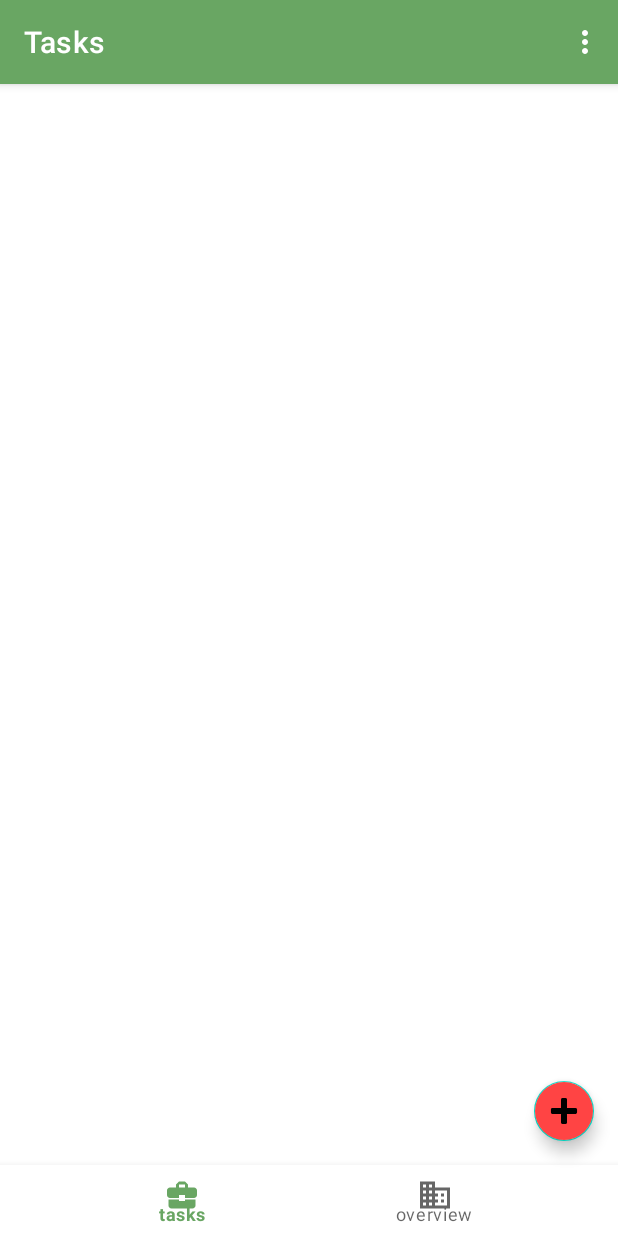
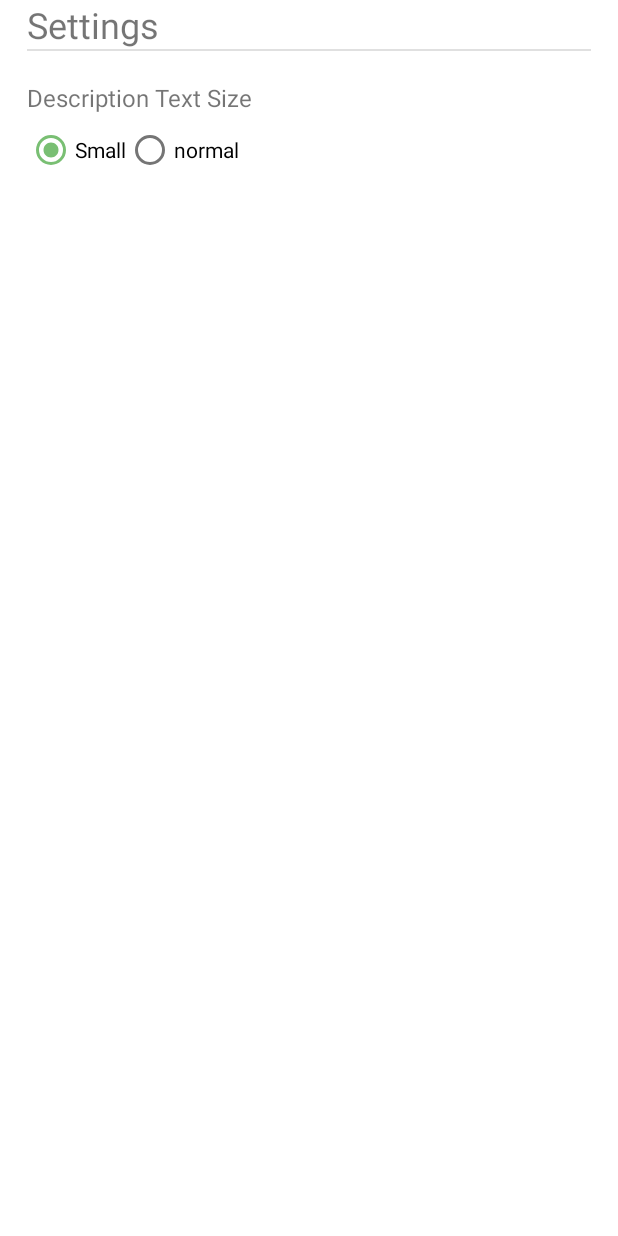
Before and after one commit to SpurNut/House-Keeper, an Android app: the screen it shows after launch (MainActivity before the commit, SettingsActivity after it), in the options menu, after a tap on "Settings", on a phone screen of 412 x 824 dp. Run offline under Robolectric (Android 15) with nearby library versions, the phone set to English and light mode, and no system bars; our stand-ins replace Room's generated code, navigation-ui.

Commit message:
Added settings activity and sharedpreferences with use of Livedata

```diff
--- a/app/build.gradle
+++ b/app/build.gradle
@@ -46,6 +46,8 @@ dependencies {
     // Espresso and UI Testing
     implementation deps.support.app_compat
     implementation deps.constraint_layout
+    implementation 'androidx.appcompat:appcompat:1.0.2'
+    implementation 'androidx.constraintlayout:constraintlayout:1.1.3'
     androidTestImplementation deps.atsl.ext_junit
     androidTestImplementation deps.mockito.android
     androidTestImplementation deps.espresso.core
--- a/app/src/main/java/com/spurnut/housekeeper/MainActivity.kt
+++ b/app/src/main/java/com/spurnut/housekeeper/MainActivity.kt
@@ -1,5 +1,6 @@
 package com.spurnut.housekeeper
 
+import android.content.Intent
 import android.os.Bundle
 import android.view.Menu
 import android.view.MenuItem
@@ -34,7 +35,7 @@ class MainActivity : AppCompatActivity(), NavigationView.OnNavigationItemSelecte
         setSupportActionBar(toolbar)
 
         val fab: FloatingActionButton = findViewById(R.id.fab)
-        fab.setOnClickListener { view ->
+        fab.setOnClickListener {
             val fragmentManager = supportFragmentManager
             CreateTaskDialog().show(fragmentManager, null)
         }
@@ -110,7 +111,11 @@ class MainActivity : AppCompatActivity(), NavigationView.OnNavigationItemSelecte
         // automatically handle clicks on the Home/Up button, so long
         // as you specify a parent activity in AndroidManifest.xml.
         return when (item.itemId) {
-            R.id.action_settings -> true
+            R.id.action_settings -> {
+                val intent = Intent(this, SettingsActivity::class.java)
+                this.startActivity(intent)
+                return true
+            }
             else -> super.onOptionsItemSelected(item)
         }
     }
--- /dev/null
+++ b/app/src/main/java/com/spurnut/housekeeper/SettingsActivity.kt
@@ -0,0 +1,59 @@
+package com.spurnut.housekeeper
+
+import android.content.Context
+import android.content.SharedPreferences
+import androidx.appcompat.app.AppCompatActivity
+import android.os.Bundle
+import android.view.View
+import android.widget.RadioButton
+import android.widget.RadioGroup
+import androidx.lifecycle.Observer
+import com.spurnut.housekeeper.database.viewmodel.intLiveData
+
+class SettingsActivity : AppCompatActivity() {
+
+    lateinit var sharedPref: SharedPreferences
+
+    override fun onCreate(savedInstanceState: Bundle?) {
+        super.onCreate(savedInstanceState)
+        setContentView(R.layout.activity_settings)
+        sharedPref = getSharedPreferences(
+                getString(R.string.user_config), Context.MODE_PRIVATE)
+
+        sharedPref.intLiveData(getString(R.string.description_text_size), 12).observe(this, Observer { size ->
+            val radioGroup = findViewById<RadioGroup>(R.id.radio_group_description_text_size)
+            if (size > 12) {
+                radioGroup.check(R.id.radio_description_text_normal)
+            } else {
+                radioGroup.check(R.id.radio_description_text_small)
+            }
+        })
+
+    }
+
+    fun onRadioButtonClicked(view: View) {
+        if (view is RadioButton) {
+            // Is the button now checked?
+            val checked = view.isChecked
+
+            // Check which radio button was clicked
+            when (view.getId()) {
+                R.id.radio_description_text_small ->
+                    if (checked) {
+                        writeToDefaultSharedPreferences(12)
+                    }
+                R.id.radio_description_text_normal ->
+                    if (checked) {
+                        writeToDefaultSharedPreferences(16)
+                    }
+            }
+        }
+    }
+
+    fun writeToDefaultSharedPreferences(size: Int) {
+        with(sharedPref.edit()) {
+            putInt(getString(R.string.description_text_size), size)
+            apply()
+        }
+    }
+}
--- /dev/null
+++ b/app/src/main/java/com/spurnut/housekeeper/database/viewmodel/LiveSharedPreferences.kt
@@ -0,0 +1,67 @@
+package com.spurnut.housekeeper.database.viewmodel
+//https://gist.github.com/rharter/1df1cd72ce4e9d1801bd2d49f2a96810
+
+import android.content.SharedPreferences
+import androidx.lifecycle.LiveData
+
+abstract class SharedPreferenceLiveData<T>(val sharedPrefs: SharedPreferences,
+                                           val key: String,
+                                           val defValue: T) : LiveData<T>() {
+    private val preferenceChangeListener = SharedPreferences.OnSharedPreferenceChangeListener { sharedPreferences, key ->
+        if (key == this.key) {
+            value = getValueFromPreferences(key, defValue)
+        }
+    }
+    abstract fun getValueFromPreferences(key: String, defValue: T): T
+    override fun onActive() {
+        super.onActive()
+        value = getValueFromPreferences(key, defValue)
+        sharedPrefs.registerOnSharedPreferenceChangeListener(preferenceChangeListener)
+    }
+    override fun onInactive() {
+        sharedPrefs.unregisterOnSharedPreferenceChangeListener(preferenceChangeListener)
+        super.onInactive()
+    }
+}
+class SharedPreferenceIntLiveData(sharedPrefs: SharedPreferences, key: String, defValue: Int) :
+        SharedPreferenceLiveData<Int>(sharedPrefs, key, defValue) {
+    override fun getValueFromPreferences(key: String, defValue: Int): Int = sharedPrefs.getInt(key, defValue)
+}
+class SharedPreferenceStringLiveData(sharedPrefs: SharedPreferences, key: String, defValue: String) :
+        SharedPreferenceLiveData<String>(sharedPrefs, key, defValue) {
+    override fun getValueFromPreferences(key: String, defValue: String): String = sharedPrefs.getString(key, defValue)
+}
+class SharedPreferenceBooleanLiveData(sharedPrefs: SharedPreferences, key: String, defValue: Boolean) :
+        SharedPreferenceLiveData<Boolean>(sharedPrefs, key, defValue) {
+    override fun getValueFromPreferences(key: String, defValue: Boolean): Boolean = sharedPrefs.getBoolean(key, defValue)
+}
+class SharedPreferenceFloatLiveData(sharedPrefs: SharedPreferences, key: String, defValue: Float) :
+        SharedPreferenceLiveData<Float>(sharedPrefs, key, defValue) {
+    override fun getValueFromPreferences(key: String, defValue: Float): Float = sharedPrefs.getFloat(key, defValue)
+}
+class SharedPreferenceLongLiveData(sharedPrefs: SharedPreferences, key: String, defValue: Long) :
+        SharedPreferenceLiveData<Long>(sharedPrefs, key, defValue) {
+    override fun getValueFromPreferences(key: String, defValue: Long): Long = sharedPrefs.getLong(key, defValue)
+}
+class SharedPreferenceStringSetLiveData(sharedPrefs: SharedPreferences, key: String, defValue: Set<String>) :
+        SharedPreferenceLiveData<Set<String>>(sharedPrefs, key, defValue) {
+    override fun getValueFromPreferences(key: String, defValue: Set<String>): Set<String> = sharedPrefs.getStringSet(key, defValue)
+}
+fun SharedPreferences.intLiveData(key: String, defValue: Int): SharedPreferenceLiveData<Int> {
+    return SharedPreferenceIntLiveData(this, key, defValue)
+}
+fun SharedPreferences.stringLiveData(key: String, defValue: String): SharedPreferenceLiveData<String> {
+    return SharedPreferenceStringLiveData(this, key, defValue)
+}
+fun SharedPreferences.booleanLiveData(key: String, defValue: Boolean): SharedPreferenceLiveData<Boolean> {
+    return SharedPreferenceBooleanLiveData(this, key, defValue)
+}
+fun SharedPreferences.floatLiveData(key: String, defValue: Float): SharedPreferenceLiveData<Float> {
+    return SharedPreferenceFloatLiveData(this, key, defValue)
+}
+fun SharedPreferences.longLiveData(key: String, defValue: Long): SharedPreferenceLiveData<Long> {
+    return SharedPreferenceLongLiveData(this, key, defValue)
+}
+fun SharedPreferences.stringSetLiveData(key: String, defValue: Set<String>): SharedPreferenceLiveData<Set<String>> {
+    return SharedPreferenceStringSetLiveData(this, key, defValue)
+}
--- a/app/src/main/java/com/spurnut/housekeeper/tasksscreen/TaskFragment.kt
+++ b/app/src/main/java/com/spurnut/housekeeper/tasksscreen/TaskFragment.kt
@@ -1,5 +1,6 @@
 package com.spurnut.housekeeper.tasksscreen
 
+import android.content.Context
 import android.os.Bundle
 import android.view.LayoutInflater
 import android.view.View
@@ -11,6 +12,7 @@ import androidx.recyclerview.widget.RecyclerView
 import com.spurnut.housekeeper.R
 import com.spurnut.housekeeper.database.enity.Task
 import com.spurnut.housekeeper.database.viewmodel.TaskOverviewViewModel
+import com.spurnut.housekeeper.database.viewmodel.intLiveData
 
 class TaskFragment : Fragment(), Callback<String, Task> {
 
@@ -36,6 +38,13 @@ class TaskFragment : Fragment(), Callback<String, Task> {
             adapter = viewAdapter
         }
 
+        val sharedPref = this.context!!.getSharedPreferences(
+                this.context?.resources?.getString(R.string.user_config), Context.MODE_PRIVATE)
+
+        sharedPref!!.intLiveData(this.context!!.resources!!.getString(R.string.description_text_size), 12).observe(this, Observer { size ->
+            viewAdapter.setDescriptionSize(size)
+        })
+
         return view
     }
 
@@ -43,7 +52,7 @@ class TaskFragment : Fragment(), Callback<String, Task> {
 
         if (data.containsKey("complete")) {
 
-            val task = data["complete"]!!
+            val task = data["complete"] ?: error("empty map")
             taskOverviewViewModel
             val fragmentManager = fragmentManager!!
             val dialog = CompleteAlertDialog(taskOverviewViewModel, task)
--- a/app/src/main/java/com/spurnut/housekeeper/tasksscreen/TaskViewAdapter.kt
+++ b/app/src/main/java/com/spurnut/housekeeper/tasksscreen/TaskViewAdapter.kt
@@ -23,6 +23,7 @@ class TaskViewAdapter :
 
     private var tasks = emptyList<Task>()
     var callback: Callback<String, Task>? = null
+    private var descriptionTextSize: Int = 12
 
     // Provide a reference to the views for each data item
     // Complex data items may need more than one view per item, and
@@ -120,6 +121,7 @@ class TaskViewAdapter :
         //description
         if (tasks[position].description != null) {
             holder.item.task_description.text = markdownHtmlFromText("**Description:**\n" + tasks[position].description!!)
+            holder.item.task_description.textSize = descriptionTextSize.toFloat()
         }
 
 
@@ -148,4 +150,9 @@ class TaskViewAdapter :
         notifyDataSetChanged()
 
     }
+
+    fun setDescriptionSize(size: Int) {
+        descriptionTextSize = size
+        notifyDataSetChanged()
+    }
 }
--- /dev/null
+++ b/app/src/main/res/layout/activity_settings.xml
@@ -0,0 +1,61 @@
+<?xml version="1.0" encoding="utf-8"?>
+<RelativeLayout xmlns:android="http://schemas.android.com/apk/res/android"
+    xmlns:app="http://schemas.android.com/apk/res-auto"
+    xmlns:tools="http://schemas.android.com/tools"
+    android:layout_width="match_parent"
+    android:layout_height="match_parent"
+    tools:context=".SettingsActivity">
+
+    <TextView
+        android:id="@+id/textView_settings"
+        android:layout_width="wrap_content"
+        android:layout_height="wrap_content"
+        android:layout_marginLeft="18dp"
+        android:layout_marginRight="18dp"
+        android:textSize="24sp"
+        android:text="@string/settings" />
+
+    <View
+        android:id="@+id/divider_settings_top"
+        android:layout_width="match_parent"
+        android:layout_height="1dp"
+        android:layout_marginLeft="18dp"
+        android:layout_marginRight="18dp"
+        android:layout_below="@id/textView_settings"
+        android:background="?android:attr/listDivider" />
+
+    <TextView
+        android:id="@+id/textView_description_text_size"
+        android:layout_width="wrap_content"
+        android:layout_height="wrap_content"
+        android:layout_below="@id/divider_settings_top"
+        android:paddingTop="20dp"
+        android:layout_marginLeft="18dp"
+        android:layout_marginRight="18dp"
+        android:textSize="16sp"
+        android:text="@string/description_text_size" />
+
+    <RadioGroup
+        android:id="@+id/radio_group_description_text_size"
+        android:layout_width="match_parent"
+        android:layout_height="wrap_content"
+        android:layout_below="@id/textView_description_text_size"
+        android:layout_marginLeft="18dp"
+        android:layout_marginRight="18dp"
+        android:orientation="horizontal">
+
+        <RadioButton
+            android:id="@+id/radio_description_text_small"
+            android:layout_width="wrap_content"
+            android:layout_height="wrap_content"
+            android:onClick="onRadioButtonClicked"
+            android:text="@string/description_text_small" />
+
+        <RadioButton
+            android:id="@+id/radio_description_text_normal"
+            android:layout_width="wrap_content"
+            android:layout_height="wrap_content"
+            android:onClick="onRadioButtonClicked"
+            android:text="@string/description_text_normal" />
+    </RadioGroup>
+</RelativeLayout>
--- a/app/src/main/res/values/strings.xml
+++ b/app/src/main/res/values/strings.xml
@@ -62,4 +62,9 @@
     <string name="house">House</string>
     <string name="tasks_bottom_nav">tasks</string>
     <string name="overview_bottom_nav">overview</string>
+    <string name="description_text_small">Small</string>
+    <string name="description_text_normal">normal</string>
+    <string name="settings">Settings</string>
+    <string name="description_text_size">Description Text Size</string>
+    <string name="user_config">user_config</string>
 </resources>
```
Also changed, not shown: app/src/main/AndroidManifest.xml (+10 -7 lines), 1 other file.
